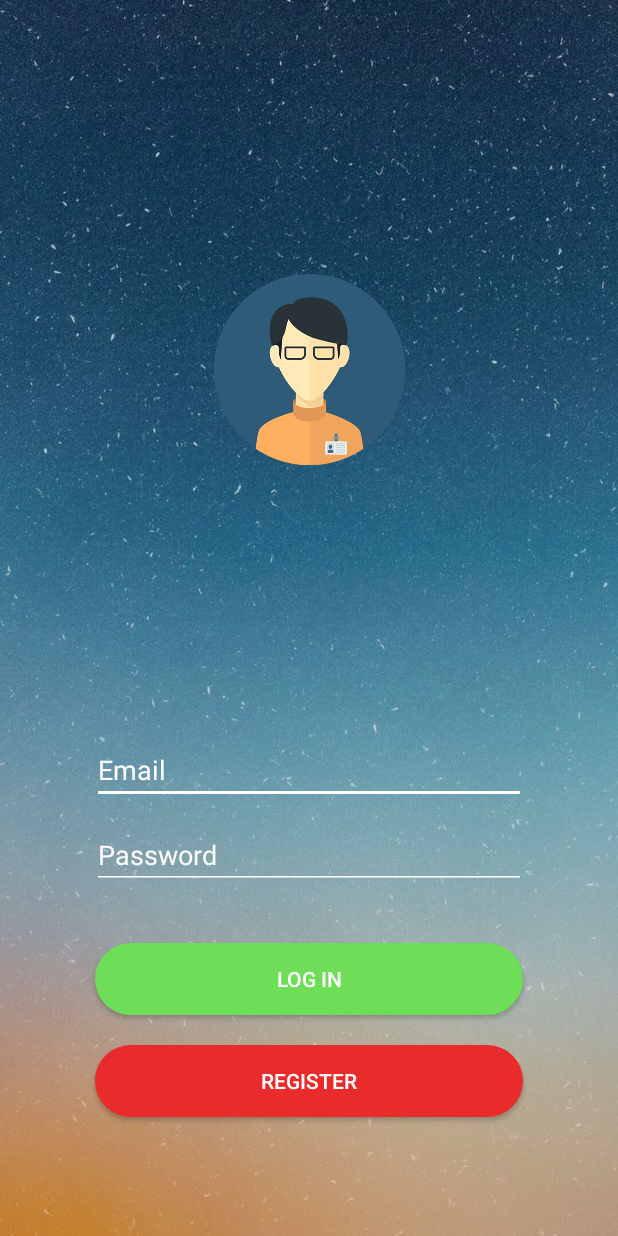
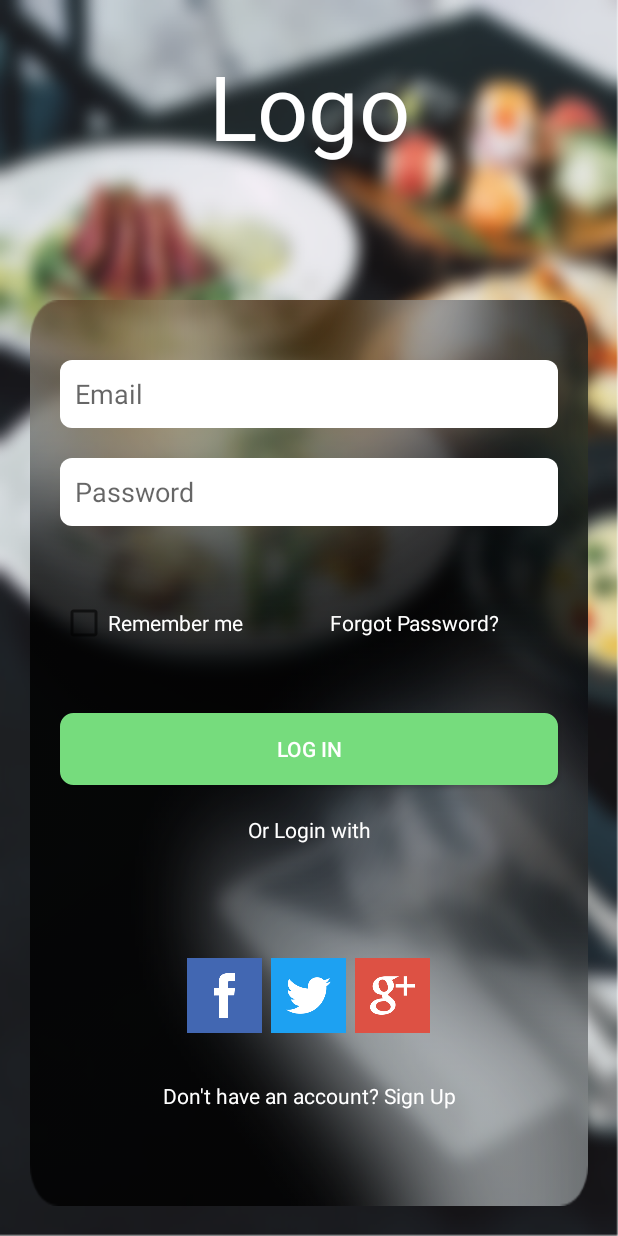
Before and after one commit to shaheensms/LogInPage, an Android app: the screen it shows after launch (MainActivity), on a phone screen of 412 x 824 dp. Run offline under Robolectric (Android 15) with nearby library versions, the phone set to English and light mode, and no system bars.

Commit message:
v2.0
Final for shovo

```diff
--- a/app/src/main/AndroidManifest.xml
+++ b/app/src/main/AndroidManifest.xml
@@ -16,10 +16,6 @@
                 <category android:name="android.intent.category.LAUNCHER" />
             </intent-filter>
         </activity>
-        <activity
-            android:name=".Main2Activity"
-            android:label="@string/title_activity_main2"
-            android:theme="@style/AppTheme"></activity>
     </application>
 
 </manifest>
--- a/app/src/main/java/com/metacoders/loginpage/Main2Activity.java
+++ /dev/null
@@ -1,29 +0,0 @@
-package com.metacoders.loginpage;
-
-import android.os.Bundle;
-import android.support.design.widget.FloatingActionButton;
-import android.support.design.widget.Snackbar;
-import android.support.v7.app.AppCompatActivity;
-import android.support.v7.widget.Toolbar;
-import android.view.View;
-
-public class Main2Activity extends AppCompatActivity {
-
-    @Override
-    protected void onCreate(Bundle savedInstanceState) {
-        super.onCreate(savedInstanceState);
-        setContentView(R.layout.activity_main2);
-        Toolbar toolbar = (Toolbar) findViewById(R.id.toolbar);
-        setSupportActionBar(toolbar);
-
-        FloatingActionButton fab = (FloatingActionButton) findViewById(R.id.fab);
-        fab.setOnClickListener(new View.OnClickListener() {
-            @Override
-            public void onClick(View view) {
-                Snackbar.make(view, "Replace with your own action", Snackbar.LENGTH_LONG)
-                        .setAction("Action", null).show();
-            }
-        });
-    }
-
-}
--- /dev/null
+++ b/app/src/main/res/drawable/field_bg.xml
@@ -0,0 +1,12 @@
+<?xml version="1.0" encoding="utf-8"?>
+<shape xmlns:android="http://schemas.android.com/apk/res/android">
+
+
+    <solid
+        android:color="#fff"
+        />
+    <corners
+        android:radius="8dp"
+        />
+
+</shape>
--- a/app/src/main/res/drawable/log_button.xml
+++ b/app/src/main/res/drawable/log_button.xml
@@ -2,14 +2,14 @@
 <shape xmlns:android="http://schemas.android.com/apk/res/android">
 
     <stroke
-        android:color="#6ede58"
+        android:color="#76DC7D"
         android:width="2dp"
         />
     <corners
-        android:radius="25dp" />
+        android:radius="8dp" />
 
     <solid
-        android:color="#6ede58" />
+        android:color="#76DC7D" />
     <padding
         android:top="2dp"
         android:bottom="2dp"
--- a/app/src/main/res/drawable/reg_button.xml
+++ b/app/src/main/res/drawable/reg_button.xml
@@ -2,13 +2,13 @@
 <shape xmlns:android="http://schemas.android.com/apk/res/android">
 
     <stroke
-        android:color="#e92b2b"
+        android:color="#c95050"
         android:width="2dp"
         />
     <solid
-        android:color="#e92b2b"/>
+        android:color="#c95050"/>
     <corners
-        android:radius="25dp" />
+        android:radius="8dp" />
     <padding
         android:top="2dp"
         android:bottom="2dp"
--- a/app/src/main/res/layout/activity_main.xml
+++ b/app/src/main/res/layout/activity_main.xml
@@ -1,98 +1,208 @@
 <?xml version="1.0" encoding="utf-8"?>
-<android.support.constraint.ConstraintLayout xmlns:android="http://schemas.android.com/apk/res/android"
+<LinearLayout xmlns:android="http://schemas.android.com/apk/res/android"
     xmlns:app="http://schemas.android.com/apk/res-auto"
     xmlns:tools="http://schemas.android.com/tools"
     android:layout_width="match_parent"
     android:layout_height="match_parent"
     android:background="@drawable/background"
     tools:context=".MainActivity"
-    tools:layout_editor_absoluteY="25dp">
+    android:orientation="vertical"
 
-    <ImageView
-        android:id="@+id/imageView"
-        android:layout_width="155dp"
-        android:layout_height="0dp"
-        android:layout_marginBottom="36dp"
-        android:layout_marginTop="47dp"
-        android:src="@drawable/loginlogo"
-        app:layout_constraintBottom_toTopOf="@+id/editText"
-        app:layout_constraintEnd_toEndOf="parent"
-        app:layout_constraintStart_toStartOf="parent"
-        app:layout_constraintTop_toTopOf="parent" />
+    >
+
+    <LinearLayout
+        android:layout_width="match_parent"
+        android:layout_height="200dp"
+        android:orientation="vertical">
+
+        <TextView
+            android:layout_width="match_parent"
+            android:layout_height="wrap_content"
+            android:textAlignment="center"
+            android:text="Logo"
+            android:textSize="60sp"
+            android:textColor="#fff"
+            android:shadowColor="#000"
+            android:layout_marginTop="30dp"
+            />
+
+    </LinearLayout>
+
+    <LinearLayout
+        android:layout_width="match_parent"
+        android:layout_height="match_parent"
+        android:background="@drawable/back"
+        android:layout_marginLeft="20dp"
+        android:layout_marginRight="20dp"
+        android:layout_marginBottom="20dp"
+        android:orientation="vertical">
+
+        <LinearLayout
+            android:layout_width="match_parent"
+            android:layout_height="wrap_content"
+            android:layout_weight="1"
+            android:orientation="vertical">
 
             <EditText
                 android:id="@+id/editText"
-        android:layout_width="0dp"
-        android:layout_height="wrap_content"
-        android:layout_marginBottom="11dp"
-        android:layout_marginEnd="61dp"
-        android:layout_marginLeft="61dp"
-        android:layout_marginRight="61dp"
-        android:layout_marginStart="61dp"
+                android:layout_width="match_parent"
+                android:layout_height="45dp"
+                android:layout_marginTop="40dp"
+                android:layout_marginLeft="20dp"
+                android:layout_marginBottom="10dp"
+                android:layout_marginRight="20dp"
+                android:background="@drawable/field_bg"
+                android:backgroundTint="#ffffff"
                 android:ems="10"
                 android:hint="Email"
-        android:textColor="#ffffff"
-        android:textColorHint="#ffffff"
-        android:backgroundTint="#ffffff"
                 android:inputType="textEmailAddress"
-        app:layout_constraintBottom_toTopOf="@+id/editText2"
-        app:layout_constraintEnd_toEndOf="parent"
-        app:layout_constraintStart_toStartOf="parent"
-        app:layout_constraintTop_toBottomOf="@+id/imageView" />
+                android:paddingLeft="10dp"
+                />
 
             <EditText
                 android:id="@+id/editText2"
-        android:layout_width="0dp"
-        android:layout_height="wrap_content"
-        android:layout_marginBottom="231dp"
-        android:layout_marginEnd="61dp"
-        android:layout_marginLeft="61dp"
-        android:layout_marginRight="61dp"
-        android:layout_marginStart="61dp"
+                android:layout_width="match_parent"
+                android:layout_height="45dp"
+                android:layout_marginTop="10dp"
+                android:layout_marginLeft="20dp"
+                android:layout_marginRight="20dp"
+                android:layout_marginBottom="5dp"
+                android:background="@drawable/field_bg"
+                android:backgroundTint="#ffffff"
                 android:ems="10"
                 android:hint="Password"
-        android:textColorHint="#f6ffffff"
-        android:backgroundTint="#ffffff"
-        android:textColor="#ffffff"
                 android:inputType="textPassword"
-        app:layout_constraintBottom_toBottomOf="parent"
-        app:layout_constraintEnd_toEndOf="parent"
-        app:layout_constraintStart_toStartOf="parent"
-        app:layout_constraintTop_toBottomOf="@+id/editText" />
+                android:paddingLeft="10dp"
+                />
+
+        </LinearLayout>
+
+
+
+        <LinearLayout
+            android:layout_width="match_parent"
+            android:layout_height="wrap_content"
+            android:layout_weight="1"
+            android:orientation="horizontal">
+
+            <CheckBox
+                style="@android:style/Widget.DeviceDefault.CompoundButton.CheckBox"
+                android:layout_width="wrap_content"
+                android:layout_height="wrap_content"
+                android:layout_marginLeft="20dp"
+                android:layout_weight="1"
+                android:backgroundTint="#fff"
+                android:checked="false"
+                android:cursorVisible="true"
+                android:shadowColor="#fff"
+                android:text="Remember me"
+                android:textColor="#fff"
+                android:textColorHighlight="#fff"
+                android:textColorHint="#fff"
+                android:textColorLink="#fff"
+                tools:style="@android:style/Widget.Material.Light.CompoundButton.CheckBox" />
+
+            <TextView
+                android:layout_width="wrap_content"
+                android:layout_height="wrap_content"
+                android:text="Forgot Password?"
+                android:layout_weight="1"
+                android:textColor="#fff"
+                />
+
+        </LinearLayout>
+
+        <LinearLayout
+            android:layout_width="match_parent"
+            android:layout_height="wrap_content"
+            android:layout_weight="1"
+            android:orientation="vertical">
 
         <Button
             android:id="@+id/button"
-        android:layout_width="0dp"
+            android:layout_width="match_parent"
             android:layout_height="wrap_content"
-        android:layout_marginEnd="63dp"
-        android:layout_marginLeft="63dp"
-        android:layout_marginRight="63dp"
-        android:layout_marginStart="63dp"
-        android:layout_marginTop="36dp"
+            android:layout_marginLeft="20dp"
+            android:layout_marginRight="20dp"
+            android:background="@drawable/log_button"
             android:text="Log In"
+            android:textColor="#fff" />
+
+        <TextView
+            android:layout_width="match_parent"
+            android:layout_height="wrap_content"
+            android:textAlignment="center"
+            android:layout_marginTop="20dp"
             android:textColor="#fff"
-        android:background="@drawable/log_button"
-        app:layout_constraintEnd_toEndOf="parent"
-        app:layout_constraintStart_toStartOf="parent"
-        app:layout_constraintTop_toBottomOf="@+id/editText2" />
+            android:text="Or Login with"/>
+        </LinearLayout>
 
-    <Button
-        android:id="@+id/button2"
-        android:layout_width="0dp"
+        <LinearLayout
+            android:layout_width="match_parent"
             android:layout_height="wrap_content"
-        android:layout_marginBottom="8dp"
-        android:layout_marginEnd="63dp"
-        android:layout_marginLeft="63dp"
+            android:layout_weight="1"
+            android:layout_gravity="center"
+            android:gravity="center"
+            android:padding="4dp"
+            android:orientation="horizontal">
+            <ImageView
+                android:layout_width="50dp"
+                android:layout_height="50dp"
+                android:padding="10dp"
+                android:background="@color/fbcolor"
+                android:src="@drawable/img_facebook"/>
 
-        android:layout_marginRight="63dp"
-        android:layout_marginStart="63dp"
-        android:layout_marginTop="20dp"
-        android:text="Register"
+            <ImageView
+                android:layout_width="50dp"
+                android:layout_height="50dp"
+                android:padding="10dp"
+                android:layout_margin="6dp"
+                android:background="@color/twettercolof"
+                android:src="@drawable/img_twitter"/>
+
+            <ImageView
+                android:layout_width="50dp"
+                android:layout_height="50dp"
+                android:padding="10dp"
+                android:background="@color/googlecolof"
+                android:src="@drawable/img_googleplus"/>
+        </LinearLayout>
+
+        <LinearLayout
+            android:layout_width="match_parent"
+            android:layout_height="wrap_content"
+            android:layout_weight="1"
+            android:layout_marginBottom="20dp"
+            android:layout_gravity="center"
+            android:orientation="horizontal">
+
+            <TextView
+                android:layout_width="wrap_content"
+                android:layout_height="wrap_content"
+                android:text="Don't have an account?"
                 android:textColor="#fff"
-        android:background="@drawable/reg_button"
-        app:layout_constraintBottom_toBottomOf="parent"
-        app:layout_constraintEnd_toEndOf="parent"
-        app:layout_constraintStart_toStartOf="parent"
-        app:layout_constraintTop_toBottomOf="@+id/button"
-        app:layout_constraintVertical_bias="0.0" />
-</android.support.constraint.ConstraintLayout>
+                android:textAlignment="center"
+                android:layout_marginLeft="88dp"
+                android:gravity="center"
+                />
+
+
+            <TextView
+                android:layout_width="wrap_content"
+                android:layout_height="wrap_content"
+                android:text="Sign Up"
+                android:layout_marginLeft="4dp"
+                android:gravity="center"
+                android:textColor="#fff"
+                />
+
+        </LinearLayout>
+
+    </LinearLayout>
+
+
+
+
+
+
+</LinearLayout>
--- a/app/src/main/res/values/colors.xml
+++ b/app/src/main/res/values/colors.xml
@@ -3,4 +3,7 @@
     <color name="colorPrimary">#3F51B5</color>
     <color name="colorPrimaryDark">#303F9F</color>
     <color name="colorAccent">#FF4081</color>
+    <color name="fbcolor">#4267B2</color>
+    <color name="twettercolof">#1DA1F2</color>
+    <color name="googlecolof">#DD5144</color>
 </resources>
```
Also changed, not shown: app/src/main/res/drawable/back.png (added), app/src/main/res/drawable/background.jpg (deleted), app/src/main/res/drawable/background.png (added), app/src/main/res/drawable/img_facebook.png (added), app/src/main/res/drawable/img_googleplus.png (added), app/src/main/res/drawable/img_twitter.png (added). Lines whose indentation alone changed are shown as unchanged.
